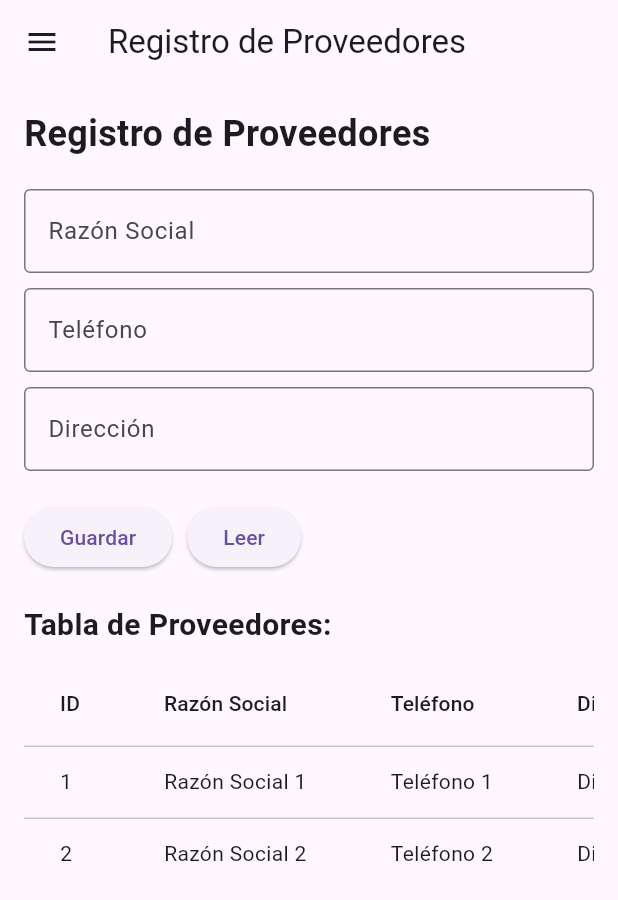
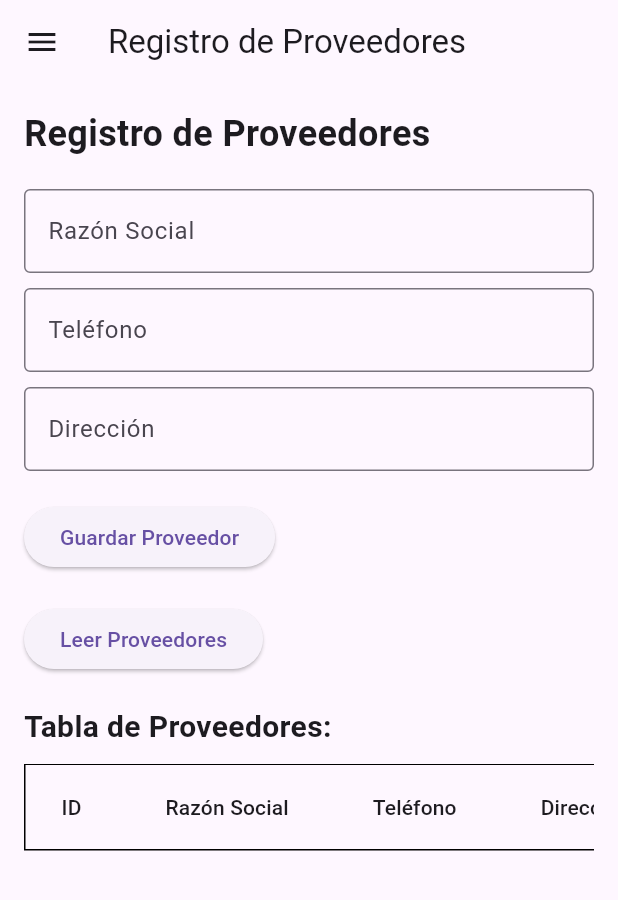
Before and after one commit to Jack-JK/Concesionaria-Flutter, a Flutter app: the screen it shows after launch, after a tap on "Nosotros", on a phone screen of 412 x 824 dp. Shown: the top 900 px of the screen. Run offline on Flutter 3.47's test engine with Material 3 defaults, Android fonts, the phone set to English and light mode, and no system bars; our stand-ins replace cloud_firestore, firebase_core; accounts and stored records are empty.

Commit message:
proveedor finish, mod marca/modelo

```diff
--- a/lib/pages/marca.dart
+++ b/lib/pages/marca.dart
@@ -22,11 +22,6 @@ class _MarcaPageState extends State<MarcaPage> {
     marcaController.clear();
   }
 
-  @override
-  void initState() {
-    super.initState();
-    _leerMarcas();
-  }
   void _leerMarcas() {
     FirebaseService.leerMarcas().then((marcas) {
       setState(() {
--- a/lib/pages/proveedor.dart
+++ b/lib/pages/proveedor.dart
@@ -5,15 +5,40 @@ import 'package:flutter_application_1/pages/marca.dart';
 import 'package:flutter_application_1/pages/modelo.dart';
 import 'package:flutter_application_1/pages/rol.dart';
 import 'package:flutter_application_1/pages/venta.dart';
+import 'package:flutter_application_1/service/firebase_service.dart';
 
+class ProveedorPage extends StatefulWidget {
+  const ProveedorPage({Key? key}) : super(key: key);
 
-class ProveedorPage extends StatelessWidget {
-  const ProveedorPage({super.key});
+  @override
+  State<ProveedorPage> createState() => _ProveedorPageState();
+}
+
+class _ProveedorPageState extends State<ProveedorPage> {
+  List<Map<String, dynamic>> _proveedores = [];
+  final razonSocialController = TextEditingController();
+  final telefonoController = TextEditingController();
+  final direccionController = TextEditingController();
+
+  void _limpiarCampos() {
+    razonSocialController.clear();
+    telefonoController.clear();
+    direccionController.clear();
+  }
+
+  void _leerProveedores() {
+    FirebaseService.leerProveedores().then((proveedores) {
+      setState(() {
+        _proveedores = proveedores;
+      });
+    }).catchError((error) {
+      print('Error al leer proveedores: $error');
+    });
+  }
 
   @override
   Widget build(BuildContext context) {
-    return MaterialApp(
-      home: Scaffold(
+    return Scaffold(
       appBar: AppBar(
         title: const Text('Registro de Proveedores'),
       ),
@@ -100,7 +125,8 @@ class ProveedorPage extends StatelessWidget {
           ],
         ),
       ),
-        body: Padding(
+      body: SingleChildScrollView(
+        child: Padding(
           padding: const EdgeInsets.all(16.0),
           child: Column(
             crossAxisAlignment: CrossAxisAlignment.start,
@@ -110,43 +136,60 @@ class ProveedorPage extends StatelessWidget {
                 style: TextStyle(fontSize: 24, fontWeight: FontWeight.bold),
               ),
               const SizedBox(height: 20),
-              const TextField(
-                decoration: InputDecoration(
+              TextField(
+                controller: razonSocialController,
+                decoration: const InputDecoration(
                   labelText: 'Razón Social',
                   border: OutlineInputBorder(),
                 ),
               ),
               const SizedBox(height: 10),
-              const TextField(
-                decoration: InputDecoration(
+              TextField(
+                controller: telefonoController,
+                keyboardType: TextInputType.number,
+                decoration: const InputDecoration(
                   labelText: 'Teléfono',
                   border: OutlineInputBorder(),
                 ),
               ),
               const SizedBox(height: 10),
-              const TextField(
-                decoration: InputDecoration(
+              TextField(
+                controller: direccionController,
+                decoration: const InputDecoration(
                   labelText: 'Dirección',
                   border: OutlineInputBorder(),
                 ),
               ),
               const SizedBox(height: 20),
-              Row(
-                children: [
               ElevatedButton(
                 onPressed: () {
-                      // Agregar lógica para guardar proveedor
+                  String razonSocial = razonSocialController.text;
+                  int telefono = int.tryParse(telefonoController.text) ?? 0;
+                  String direccion = direccionController.text;
+
+                  if (razonSocial.isNotEmpty && telefono != 0 && direccion.isNotEmpty) {
+                    FirebaseService.guardarProveedor(razonSocial, telefono, direccion).then((_) {
+                      ScaffoldMessenger.of(context).showSnackBar(
+                        const SnackBar(content: Text('Proveedor guardado correctamente')),
+                      );
+                      _limpiarCampos();
+                    }).catchError((error) {
+                      ScaffoldMessenger.of(context).showSnackBar(
+                        SnackBar(content: Text('Error al guardar el proveedor: $error')),
+                      );
+                    });
+                  } else {
+                    ScaffoldMessenger.of(context).showSnackBar(
+                      const SnackBar(content: Text('Por favor, complete todos los campos')),
+                    );
+                  }
                 },
-                    child: const Text('Guardar'),
+                child: const Text('Guardar Proveedor'),
               ),
-                  const SizedBox(width: 10),
+              const SizedBox(height: 20),
               ElevatedButton(
-                    onPressed: () {
-                      // Agregar lógica para leer proveedor
-                    },
-                    child: const Text('Leer'),
-                  ),
-                ],
+                onPressed: _leerProveedores,
+                child: const Text('Leer Proveedores'),
               ),
               const SizedBox(height: 20),
               const Text(
@@ -154,31 +197,29 @@ class ProveedorPage extends StatelessWidget {
                 style: TextStyle(fontSize: 20, fontWeight: FontWeight.bold),
               ),
               const SizedBox(height: 10),
-              Expanded(
-                child: SingleChildScrollView(
+              SingleChildScrollView(
                 scrollDirection: Axis.horizontal,
+                child: Container(
+                  decoration: BoxDecoration(
+                    border: Border.all(color: Colors.black),
+                  ),
                   child: DataTable(
-                    columns: const [
+                    columns: const <DataColumn>[
                       DataColumn(label: Text('ID')),
                       DataColumn(label: Text('Razón Social')),
                       DataColumn(label: Text('Teléfono')),
                       DataColumn(label: Text('Dirección')),
                     ],
-                    rows: const [
-                      // Agregar filas dinámicamente
-                      DataRow(cells: [
-                        DataCell(Text('1')),
-                        DataCell(Text('Razón Social 1')),
-                        DataCell(Text('Teléfono 1')),
-                        DataCell(Text('Dirección 1')),
-                      ]),
-                      DataRow(cells: [
-                        DataCell(Text('2')),
-                        DataCell(Text('Razón Social 2')),
-                        DataCell(Text('Teléfono 2')),
-                        DataCell(Text('Dirección 2')),
-                      ]),
+                    rows: _proveedores.map((proveedor) {
+                      return DataRow(
+                        cells: [
+                          DataCell(Text(proveedor['ID'].toString())),
+                          DataCell(Text(proveedor['Razon_Social'])),
+                          DataCell(Text(proveedor['Telefono'].toString())),
+                          DataCell(Text(proveedor['Direccion'])),
                         ],
+                      );
+                    }).toList(),
                   ),
                 ),
               ),
```
Also changed, not shown: lib/pages/modelo.dart (+95 -3 lines), lib/service/firebase_service.dart (+28 -1 lines). Lines whose indentation alone changed are shown as unchanged.
